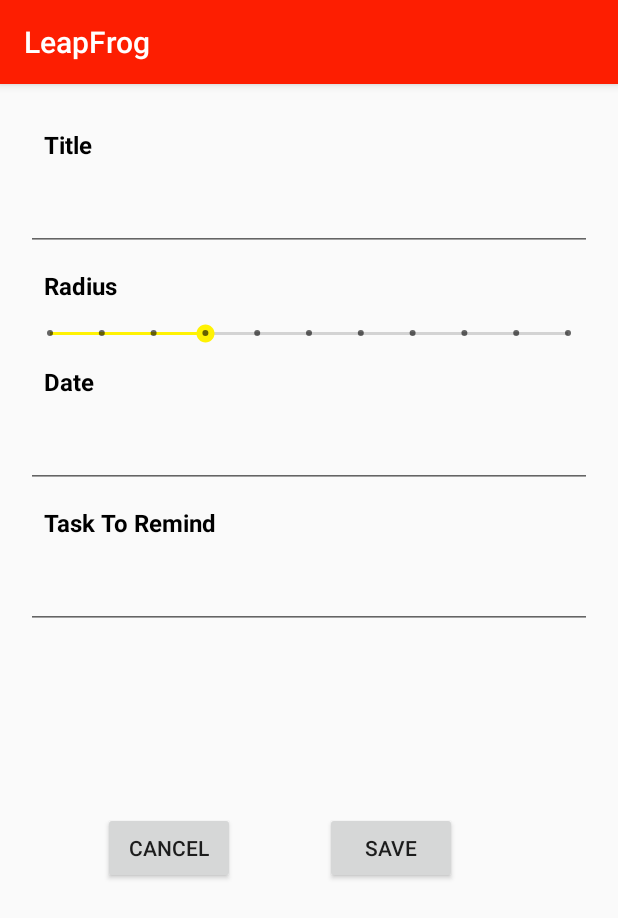
After one commit to theflyingmachine/LeapFrog, an Android app: the task_setting screen opened directly, with no data from a screen before it, on a phone screen of 412 x 824 dp. The commit adds this screen. Shown: the top 918 px of the screen. Run offline under Robolectric (Android 15) with nearby library versions, the phone set to English and light mode, and no system bars.

Commit message:
add new task workflow & db complete

```diff
--- a/app/build.gradle
+++ b/app/build.gradle
@@ -25,10 +25,12 @@
     androidTestCompile('com.android.support.test.espresso:espresso-core:2.2.2', {
         exclude group: 'com.android.support', module: 'support-annotations'
     })
+
     compile 'com.android.support:appcompat-v7:25.2.0'
     compile 'com.android.support.constraint:constraint-layout:1.0.1'
     compile 'com.android.support:design:25.2.0'
+    compile 'com.google.android.gms:play-services:9.2.0'
+    compile 'com.android.support:gridlayout-v7:25.3.1'
+    compile 'com.android.support:cardview-v7:25.3.1'
     testCompile 'junit:junit:4.12'
-
-    compile 'com.google.android.gms:play-services:9.2.0'
 }
--- /dev/null
+++ b/app/src/main/java/com/ericabraham/leapfrog/task_setting.java
@@ -0,0 +1,129 @@
+package com.ericabraham.leapfrog;
+
+import android.app.DatePickerDialog;
+import android.content.Intent;
+import android.os.Bundle;
+import android.support.v7.app.AppCompatActivity;
+import android.view.View;
+import android.widget.Button;
+import android.widget.DatePicker;
+import android.widget.EditText;
+import android.widget.SeekBar;
+import android.widget.Toast;
+
+import java.util.Calendar;
+
+
+public class task_setting extends AppCompatActivity {
+
+    private Button cancel_button;
+    private Button save_button;
+    EditText date;
+    DatePickerDialog datePickerDialog;
+
+
+    @Override
+    protected void onCreate(Bundle savedInstanceState) {
+        super.onCreate(savedInstanceState);
+        setContentView(R.layout.activity_task_setting);
+
+        // initiate the date picker and a button
+        date = (EditText) findViewById(R.id.date);
+
+        // perform click event on edit text
+        date.setOnClickListener(new View.OnClickListener() {
+            @Override
+            public void onClick(View v) {
+                // calender class's instance and get current date , month and year from calender
+                final Calendar c = Calendar.getInstance();
+                int mYear = c.get(Calendar.YEAR); // current year
+                int mMonth = c.get(Calendar.MONTH); // current month
+                int mDay = c.get(Calendar.DAY_OF_MONTH); // current day
+
+
+                // date picker dialog
+                datePickerDialog = new DatePickerDialog(task_setting.this,
+                        new DatePickerDialog.OnDateSetListener() {
+
+
+                            @Override
+                            public void onDateSet(DatePicker view, int year,
+                                                  int monthOfYear, int dayOfMonth) {
+                                // set day of month , month and year value in the edit text
+
+                                final String[] MONTHS = {"January", "February", "March", "April", "May", "June", "July", "August", "September", "October", "November", "December"};
+                                String mon=MONTHS[monthOfYear];
+                                date.setText(mon +" " +  dayOfMonth + ", " + year);
+                            }
+                        }, mYear, mMonth, mDay);
+                datePickerDialog.getDatePicker().setMinDate(System.currentTimeMillis() - 1000);
+                datePickerDialog.show();
+            }
+        });
+
+
+       final locationDatabase db = new locationDatabase(this);
+
+        cancel_button = (Button) findViewById(R.id.cancel_button);
+
+        cancel_button.setOnClickListener(new View.OnClickListener() {
+            @Override
+            public void onClick(View view) {
+
+             //   finish();
+                saveNoStatus();
+            }
+        });
+
+
+
+
+        save_button = (Button) findViewById(R.id.save_button);
+
+        save_button.setOnClickListener(new View.OnClickListener() {
+            @Override
+            public void onClick(View view) {
+                Intent intent = getIntent();
+                String latitude = getIntent().getStringExtra("lat");
+                String longitude = getIntent().getStringExtra("longi");
+
+                EditText txtname = (EditText)findViewById(R.id.title_edittext);
+                String task      =  txtname.getText().toString();
+
+                EditText todoTxt = (EditText)findViewById(R.id.todo_edittext);
+                String todo      =  todoTxt.getText().toString();
+
+                SeekBar  rad = (SeekBar)findViewById(R.id.seekBar);
+                int radius = rad.getProgress();
+
+                EditText datetxt = (EditText)findViewById(R.id.date);
+                String date      =  datetxt.getText().toString();
+
+                db.insertLocation(latitude,longitude,task,todo,radius,date);
+                saveOkStatus();
+
+
+
+            }
+        });
+
+    }
+
+    public boolean saveOkStatus(){
+        Toast.makeText(getApplicationContext(),"Ahhh... Saved!! ",Toast.LENGTH_SHORT).show();
+        Intent intent = new Intent(this, MainActivity.class);
+        startActivity(intent);
+        finish();
+      return true;
+    }
+
+    public boolean saveNoStatus(){
+        Toast.makeText(getApplicationContext(),"Ahhh... NOT SAVED!! ",Toast.LENGTH_SHORT).show();
+        finish();
+        return false;
+    }
+
+
+
+
+}
--- a/app/src/main/res/layout/activity_main.xml
+++ b/app/src/main/res/layout/activity_main.xml
@@ -13,7 +13,7 @@
 
         <android.support.v7.widget.Toolbar
             android:id="@+id/toolbar"
-            android:layout_width="match_parent"
+            android:layout_width="200dp"
             android:layout_height="?attr/actionBarSize"
             android:background="?attr/colorPrimary"
             app:popupTheme="@style/AppTheme.PopupOverlay" />
--- /dev/null
+++ b/app/src/main/res/layout/activity_task_setting.xml
@@ -0,0 +1,185 @@
+<?xml version="1.0" encoding="utf-8"?>
+<ScrollView xmlns:android="http://schemas.android.com/apk/res/android"
+    android:layout_width="match_parent"
+    android:layout_height="wrap_content"
+    android:scrollbars="vertical"
+    android:fillViewport="true">
+    <LinearLayout
+        android:layout_width="match_parent"
+        android:layout_height="wrap_content"
+        android:orientation="vertical"
+        android:id="@+id/linear_layout"
+        android:focusable="true"
+        android:focusableInTouchMode="true"
+        >
+        <!--<include android:id="@+id/app_bar" layout="@layout/app_bar"/>-->
+        <LinearLayout
+            android:layout_width="match_parent"
+            android:layout_height="wrap_content"
+            android:orientation="vertical"
+            android:layout_margin="@dimen/cardview_default_elevation"
+            android:padding="15dp">
+            <TextView
+                android:layout_width="wrap_content"
+                android:layout_height="wrap_content"
+                android:text="Title"
+                android:id="@+id/title_textview"
+                android:layout_alignParentLeft="true"
+                android:layout_alignParentStart="true"
+                android:layout_marginTop="12dp"
+                android:layout_margin="12dp"
+                android:textStyle="bold"
+                android:textSize="@dimen/abc_action_bar_content_inset_material"
+                android:textColor="#000"/>
+
+            <EditText
+                android:id="@+id/title_edittext"
+                android:layout_width="match_parent"
+                android:layout_height="wrap_content"
+                android:textSize="20sp"
+                android:inputType="textAutoCorrect"
+                android:contentDescription="Enter title for your reminder"
+                />
+            <LinearLayout
+                android:layout_width="wrap_content"
+                android:layout_height="wrap_content"
+                android:orientation="horizontal">
+                <!--  <RadioGroup
+                      android:id="@+id/radioGenSpec"
+                      android:layout_width="wrap_content"
+                      android:layout_height="wrap_content">
+                      <RadioButton
+                          android:id="@+id/general"
+                          android:layout_width="wrap_content"
+                          android:layout_height="wrap_content"
+                          android:text="General"
+                          android:checked="true" />
+                      <RadioButton
+                          android:id="@+id/specific"
+                          android:layout_width="wrap_content"
+                          android:layout_height="wrap_content"
+                          android:text="Specific" />
+                  </RadioGroup>-->
+
+            </LinearLayout>
+
+            <RelativeLayout
+                android:layout_width="match_parent"
+                android:layout_height="wrap_content">
+
+            </RelativeLayout>
+
+            <TextView
+                android:id="@+id/place_name_textview"
+                android:layout_width="wrap_content"
+                android:layout_height="wrap_content"
+                android:layout_alignParentLeft="true"
+                android:layout_alignParentStart="true"
+                android:layout_margin="12dp"
+                android:layout_marginTop="12dp"
+                android:text="Radius"
+                android:textColor="#000"
+                android:textSize="@dimen/abc_action_bar_content_inset_material"
+                android:textStyle="bold"
+                android:visibility="visible" />
+
+            <SeekBar
+                android:id="@+id/seekBar"
+                style="@style/Widget.AppCompat.SeekBar.Discrete"
+                android:layout_width="match_parent"
+                android:layout_height="wrap_content"
+                android:max="10"
+                android:progress="3" />
+
+            <TextView
+                android:id="@+id/datetitle"
+                android:layout_width="wrap_content"
+                android:layout_height="wrap_content"
+                android:layout_alignParentLeft="true"
+                android:layout_alignParentStart="true"
+                android:layout_margin="12dp"
+                android:layout_marginTop="12dp"
+                android:text="Date"
+                android:textColor="#000"
+                android:textSize="@dimen/abc_action_bar_content_inset_material"
+                android:textStyle="bold" />
+
+            <EditText
+                android:id="@+id/date"
+                android:layout_width="match_parent"
+                android:layout_height="wrap_content"
+                android:textSize="20sp"
+                android:inputType="textAutoCorrect"
+                android:focusable="false"
+                android:clickable="true"
+                android:editable="false"/>
+
+            <TextView
+                android:id="@+id/place_address_textview"
+                android:layout_width="wrap_content"
+                android:layout_height="wrap_content"
+                android:layout_alignParentLeft="true"
+                android:layout_alignParentStart="true"
+                android:layout_margin="12dp"
+                android:layout_marginTop="12dp"
+                android:text="Task To Remind"
+                android:textColor="#000"
+                android:textSize="@dimen/abc_action_bar_content_inset_material"
+                android:textStyle="bold"
+                android:visibility="visible" />
+
+            <EditText
+                android:id="@+id/todo_edittext"
+                android:layout_width="match_parent"
+                android:layout_height="wrap_content"
+                android:clickable="false"
+                android:enabled="true"
+                android:inputType="textAutoCorrect"
+                android:textSize="20sp"
+                android:visibility="visible" />
+        </LinearLayout>
+
+        <RelativeLayout
+            android:layout_width="match_parent"
+            android:layout_height="190dp"
+            android:padding="15dp">
+
+            <LinearLayout
+                android:id="@+id/linearLayout2"
+                android:layout_width="match_parent"
+                android:layout_height="wrap_content"
+                android:orientation="horizontal">
+
+            </LinearLayout>
+
+            <Button
+                android:id="@+id/save_button"
+                android:layout_width="wrap_content"
+                android:layout_height="wrap_content"
+                android:layout_marginBottom="22dp"
+                android:text="Save"
+                android:layout_alignParentBottom="true"
+                android:layout_toRightOf="@+id/cancel_button"
+                android:layout_toEndOf="@+id/cancel_button"
+                android:layout_marginLeft="60dp"
+                android:layout_marginStart="60dp" />
+
+            <Button
+                android:id="@+id/cancel_button"
+                android:layout_width="wrap_content"
+                android:layout_height="wrap_content"
+                android:layout_alignBaseline="@+id/save_button"
+                android:layout_alignBottom="@+id/save_button"
+                android:layout_alignParentLeft="true"
+                android:layout_alignParentStart="true"
+                android:layout_marginLeft="53dp"
+                android:layout_marginStart="53dp"
+                android:text="Cancel" />
+
+
+
+        </RelativeLayout>
+        >
+    </LinearLayout>
+
+</ScrollView>
```
Also changed, not shown: app/src/main/AndroidManifest.xml (+5 -2 lines), app/src/main/java/com/ericabraham/leapfrog/MainActivity.java (+70 -56 lines), app/src/main/java/com/ericabraham/leapfrog/locationDatabase.java (+58 -12 lines).
